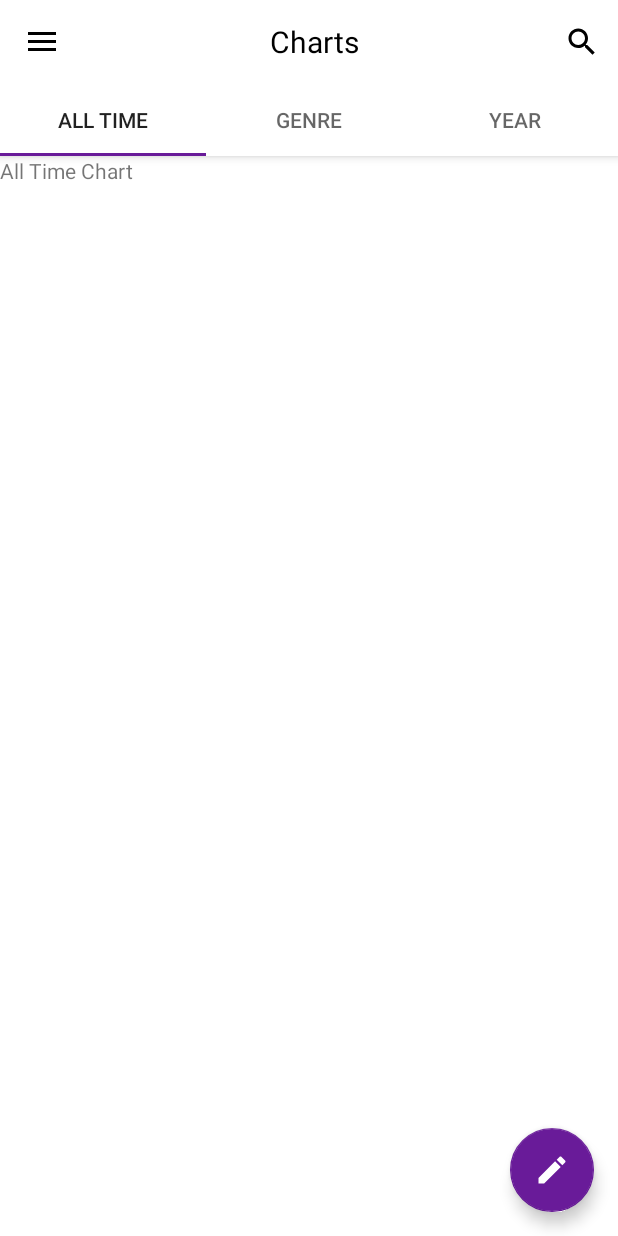
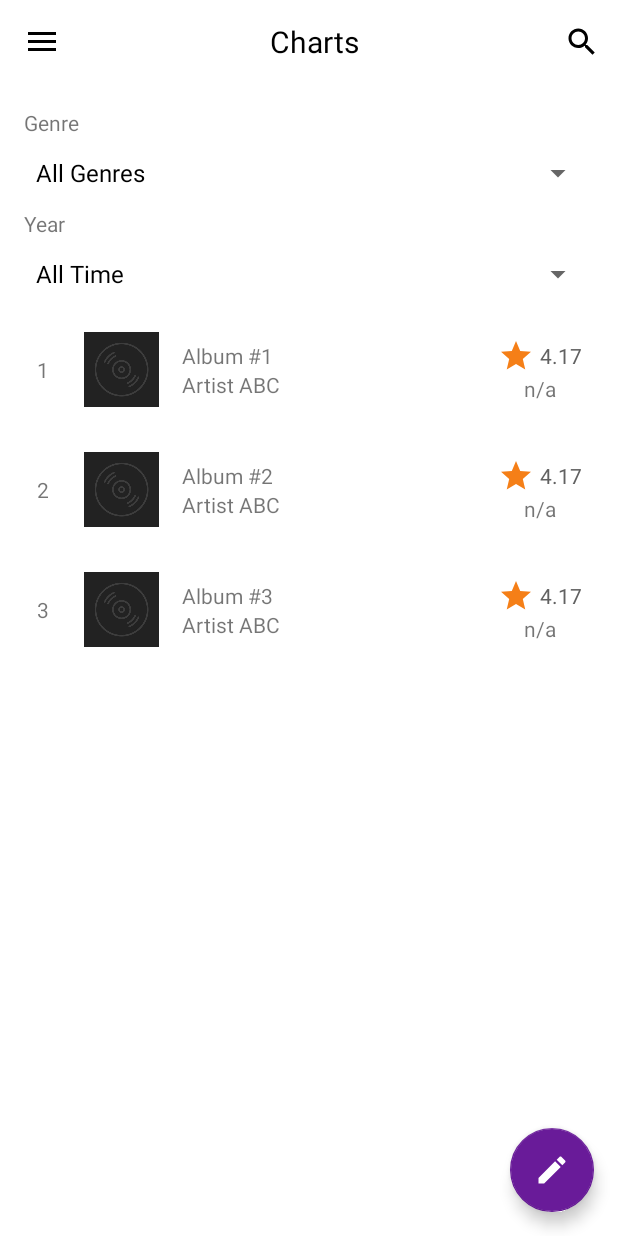
Before and after one commit to Emmeggi95/DIMA, an Android app: the screen it shows after launch (MainActivity), in the side drawer, after a tap on "Charts", on a phone screen of 412 x 824 dp. Run offline under Robolectric (Android 15) with nearby library versions, the phone set to English and light mode, and no system bars; our stand-ins replace Firebase (no records; nobody signed in at launch, a user with empty details on screens opened directly); libraries missing offline, so code that uses them is left out: com.firebase.ui; pictures from the network do not load.

Commit message:
Chart Fragment

```diff
--- a/app/src/main/java/com/dima/emmeggi95/jaycaves/me/ChartAllTimeFragment.java
+++ /dev/null
@@ -1,19 +0,0 @@
-package com.dima.emmeggi95.jaycaves.me;
-
-import android.content.Context;
-import android.net.Uri;
-import android.os.Bundle;
-import android.support.v4.app.Fragment;
-import android.view.LayoutInflater;
-import android.view.View;
-import android.view.ViewGroup;
-
-public class ChartAllTimeFragment extends Fragment {
-
-    @Override
-    public View onCreateView(LayoutInflater inflater, ViewGroup container,
-                             Bundle savedInstanceState) {
-        // Inflate the layout for this fragment
-        return inflater.inflate(R.layout.fragment_chart_all_time, container, false);
-    }
-}
--- a/app/src/main/java/com/dima/emmeggi95/jaycaves/me/ChartGenreFragment.java
+++ /dev/null
@@ -1,17 +0,0 @@
-package com.dima.emmeggi95.jaycaves.me;
-
-import android.os.Bundle;
-import android.support.v4.app.Fragment;
-import android.view.LayoutInflater;
-import android.view.View;
-import android.view.ViewGroup;
-
-public class ChartGenreFragment extends Fragment {
-
-    @Override
-    public View onCreateView(LayoutInflater inflater, ViewGroup container,
-                             Bundle savedInstanceState) {
-        // Inflate the layout for this fragment
-        return inflater.inflate(R.layout.fragment_chart_genre, container, false);
-    }
-}
--- a/app/src/main/java/com/dima/emmeggi95/jaycaves/me/ChartYearFragment.java
+++ /dev/null
@@ -1,17 +0,0 @@
-package com.dima.emmeggi95.jaycaves.me;
-
-import android.os.Bundle;
-import android.support.v4.app.Fragment;
-import android.view.LayoutInflater;
-import android.view.View;
-import android.view.ViewGroup;
-
-public class ChartYearFragment extends Fragment {
-
-    @Override
-    public View onCreateView(LayoutInflater inflater, ViewGroup container,
-                             Bundle savedInstanceState) {
-        // Inflate the layout for this fragment
-        return inflater.inflate(R.layout.fragment_chart_year, container, false);
-    }
-}
--- a/app/src/main/java/com/dima/emmeggi95/jaycaves/me/ChartsFragment.java
+++ b/app/src/main/java/com/dima/emmeggi95/jaycaves/me/ChartsFragment.java
@@ -1,19 +1,39 @@
 package com.dima.emmeggi95.jaycaves.me;
 
+import android.arch.lifecycle.Observer;
+import android.arch.lifecycle.ViewModelProviders;
 import android.os.Bundle;
-import android.support.design.widget.TabLayout;
+import android.support.annotation.Nullable;
 import android.support.v4.app.Fragment;
-import android.support.v4.view.ViewPager;
+import android.support.v7.widget.LinearLayoutManager;
+import android.support.v7.widget.RecyclerView;
 import android.view.LayoutInflater;
 import android.view.View;
 import android.view.ViewGroup;
+import android.widget.ArrayAdapter;
+import android.widget.Spinner;
 
-import com.dima.emmeggi95.jaycaves.me.layout.ChartsViewPagerAdapter;
+import com.dima.emmeggi95.jaycaves.me.entities.ChartAlbumsAdapter;
+import com.dima.emmeggi95.jaycaves.me.view_models.GenresViewModel;
+
+import java.time.Year;
+import java.util.ArrayList;
+import java.util.Calendar;
+import java.util.List;
 
 public class ChartsFragment extends Fragment {
 
-    ViewPager viewPager;
-    ChartsViewPagerAdapter adapter;
+    RecyclerView chartsRecyclerView;
+    RecyclerView.Adapter chartsAdapter;
+    RecyclerView.LayoutManager chartsLayoutManager;
+
+    Spinner genresSpinner;
+    Spinner yearsSpinner;
+
+    GenresViewModel genresViewModel;
+    List<String> years;
+
+    int FIRST_YEAR = 1950;
 
     @Override
     public View onCreateView(LayoutInflater inflater, ViewGroup container,
@@ -22,35 +42,53 @@ public class ChartsFragment extends Fragment {
         // Inflate the layout for this fragment
         View view = inflater.inflate(R.layout.fragment_charts, container, false);
 
-        viewPager = (ViewPager) view.findViewById(R.id.charts_view_pager);
-        adapter = new ChartsViewPagerAdapter(getFragmentManager());
-        viewPager.setAdapter(adapter);
+        // Set the recycler view
+        chartsRecyclerView = view.findViewById(R.id.charts_recycler_view);
 
-        TabLayout tabLayout = (TabLayout) view.findViewById(R.id.charts_tab_layout);
-        viewPager.addOnPageChangeListener(new TabLayout.TabLayoutOnPageChangeListener(tabLayout));
+        chartsLayoutManager = new LinearLayoutManager(getActivity());
 
-        tabLayout.addOnTabSelectedListener(new TabLayout.OnTabSelectedListener() {
+        // Connect to the database and download data without filters
+
+        // Temp...
+        List<Album> albumList = new ArrayList<>();
+        albumList.add(new Album("Album #1", "1995", 4.17, "Artist ABC", "Rock", ""));
+        albumList.add(new Album("Album #2", "1995", 4.17, "Artist ABC", "Rock", ""));
+        albumList.add(new Album("Album #3", "1995", 4.17, "Artist ABC", "Rock", ""));
+        chartsAdapter = new ChartAlbumsAdapter(getActivity(), albumList);
+
+        chartsRecyclerView.setLayoutManager(chartsLayoutManager);
+        chartsRecyclerView.setAdapter(chartsAdapter);
+
+        // Get spinners
+        genresSpinner = view.findViewById(R.id.genre_spinner);
+        yearsSpinner = view.findViewById(R.id.year_spinner);
+
+        // Get genres from ViewModel
+        genresViewModel = ViewModelProviders.of(getActivity()).get(GenresViewModel.class);
+
+        // Set genres to spinner
+        final Observer genresObserver = new Observer<List<String>>() {
             @Override
-            public void onTabSelected(TabLayout.Tab tab) {
-                viewPager.setCurrentItem(tab.getPosition());
-                System.out.println("Tab premuto");
+            public void onChanged(@Nullable List<String> genres) {
+                genres.add(0, getResources().getString(R.string.all_genres));
+                ArrayAdapter<String> genresArray = new ArrayAdapter<String>(getActivity(), R.layout.support_simple_spinner_dropdown_item, genres);
+                genresSpinner.setAdapter(genresArray);
             }
+        };
+        genresViewModel.getData().observe(this, genresObserver);
 
-            @Override
-            public void onTabUnselected(TabLayout.Tab tab) {
+        // Generate years
+        int currentYear = Calendar.getInstance().get(Calendar.YEAR);
+        years = new ArrayList<>();
+        years.add(getResources().getString(R.string.all_years));
+        for(int i = currentYear; i>=FIRST_YEAR; i--){
+            years.add(String.valueOf(i));
+        }
 
-            }
-
-            @Override
-            public void onTabReselected(TabLayout.Tab tab) {
-
-            }
-        });
+        // Set years to spinner
+        ArrayAdapter<String> yearsArray = new ArrayAdapter<String>(getActivity(), R.layout.support_simple_spinner_dropdown_item, years);
+        yearsSpinner.setAdapter(yearsArray);
 
         return view;
     }
-
-    public ViewPager getViewPager() {
-        return viewPager;
-    }
 }
--- a/app/src/main/java/com/dima/emmeggi95/jaycaves/me/entities/ChartAlbumsAdapter.java
+++ b/app/src/main/java/com/dima/emmeggi95/jaycaves/me/entities/ChartAlbumsAdapter.java
@@ -23,6 +23,7 @@ public class ChartAlbumsAdapter extends RecyclerView.Adapter<RecyclerView.ViewHo
     List<Album> albums;
 
     public ChartAlbumsAdapter(Context context, List<Album> albums) {
+        System.out.println(this.getClass().toString() + ": recycler adapter created.");//DEBUG
         this.context = context;
         this.albums = albums;
     }
@@ -58,7 +59,7 @@ public class ChartAlbumsAdapter extends RecyclerView.Adapter<RecyclerView.ViewHo
         final Album album = albums.get(i);
 
         // Set album info
-        ((ItemViewHolder) holder).rank.setText(i+1);
+        ((ItemViewHolder) holder).rank.setText(String.valueOf(i+1));
         ((ItemViewHolder) holder).title.setText(album.getTitle());
         ((ItemViewHolder) holder).artist.setText(album.getArtist());
         ((ItemViewHolder) holder).score.setText(String.format("%.2f", album.getScore()));
@@ -80,6 +81,6 @@ public class ChartAlbumsAdapter extends RecyclerView.Adapter<RecyclerView.ViewHo
 
     @Override
     public int getItemCount() {
-        return 0;
+        return albums.size();
     }
 }
--- a/app/src/main/java/com/dima/emmeggi95/jaycaves/me/layout/ChartsViewPagerAdapter.java
+++ /dev/null
@@ -1,36 +0,0 @@
-package com.dima.emmeggi95.jaycaves.me.layout;
-
-import android.support.v4.app.Fragment;
-import android.support.v4.app.FragmentManager;
-import android.support.v4.app.FragmentPagerAdapter;
-import android.support.v4.app.FragmentStatePagerAdapter;
-
-import com.dima.emmeggi95.jaycaves.me.ChartAllTimeFragment;
-import com.dima.emmeggi95.jaycaves.me.ChartGenreFragment;
-import com.dima.emmeggi95.jaycaves.me.ChartYearFragment;
-import com.dima.emmeggi95.jaycaves.me.LoadingFragment;
-
-public class ChartsViewPagerAdapter extends FragmentStatePagerAdapter {
-
-    public ChartsViewPagerAdapter(FragmentManager fm) {
-        super(fm);
-    }
-
-    @Override
-    public Fragment getItem(int i) {
-        switch(i){
-            case 0:
-                return new ChartAllTimeFragment();
-            case 1:
-                return new ChartGenreFragment();
-            case 2:
-                return new ChartYearFragment();
-        }
-        return null;
-    }
-
-    @Override
-    public int getCount() {
-        return 3;
-    }
-}
--- /dev/null
+++ b/app/src/main/java/com/dima/emmeggi95/jaycaves/me/view_models/GenresViewModel.java
@@ -0,0 +1,31 @@
+package com.dima.emmeggi95.jaycaves.me.view_models;
+
+import android.arch.lifecycle.LiveData;
+import android.arch.lifecycle.MutableLiveData;
+import android.arch.lifecycle.ViewModel;
+
+import java.util.ArrayList;
+import java.util.List;
+
+public class GenresViewModel extends ViewModel {
+
+    private MutableLiveData<List<String>> genres = new MutableLiveData<>();
+
+    public GenresViewModel(){
+
+        // Database connection...
+
+        // Temporary list of genres
+        List<String> listGenres = new ArrayList<>();
+        listGenres.add("Rock");
+        listGenres.add("Classical");
+        listGenres.add("Hip-Hop");
+        listGenres.add("Pop");
+        listGenres.add("Jazz");
+
+        genres.postValue(listGenres);
+
+    }
+
+    public LiveData<List<String>> getData(){ return genres; }
+}
--- a/app/src/main/res/layout/chart_album_card.xml
+++ b/app/src/main/res/layout/chart_album_card.xml
@@ -4,14 +4,15 @@
     xmlns:tools="http://schemas.android.com/tools"
     android:id="@+id/linearLayout"
     android:layout_width="match_parent"
-    android:layout_height="match_parent">
+    android:layout_height="wrap_content">
 
     <android.support.v7.widget.CardView
         android:id="@+id/chart_album_card"
         android:layout_width="match_parent"
         android:layout_height="@dimen/chart_card_height"
         android:layout_marginLeft="@dimen/layout_margin"
-        android:layout_marginRight="@dimen/layout_margin">
+        android:layout_marginRight="@dimen/layout_margin"
+        app:cardElevation="0dp">
 
         <android.support.constraint.ConstraintLayout
             android:layout_width="match_parent"
@@ -30,6 +31,7 @@
                 android:id="@+id/chart_cover_card"
                 android:layout_width="@dimen/chart_card_height"
                 android:layout_height="match_parent"
+                app:cardElevation="0dp"
                 app:layout_constraintStart_toEndOf="@+id/rank_text"
                 app:layout_constraintTop_toTopOf="parent">
 
--- a/app/src/main/res/layout/fragment_chart_all_time.xml
+++ /dev/null
@@ -1,24 +0,0 @@
-<android.support.v4.widget.NestedScrollView xmlns:android="http://schemas.android.com/apk/res/android"
-    xmlns:app="http://schemas.android.com/apk/res-auto"
-    xmlns:tools="http://schemas.android.com/tools"
-    android:layout_width="match_parent"
-    android:layout_height="match_parent"
-    tools:context="com.dima.emmeggi95.jaycaves.me.ChartAllTimeFragment" >
-
-    <LinearLayout
-        android:layout_width="match_parent"
-        android:layout_height="wrap_content"
-        android:orientation="vertical">
-
-        <TextView
-            android:id="@+id/all_time_header"
-            android:layout_width="match_parent"
-            android:layout_height="wrap_content"
-            android:text="@string/all_time_header" />
-
-        <android.support.v7.widget.RecyclerView
-            android:id="@+id/all_time_recyclerview"
-            android:layout_width="match_parent"
-            android:layout_height="match_parent" />
-    </LinearLayout>
-</android.support.v4.widget.NestedScrollView>
--- a/app/src/main/res/layout/fragment_chart_genre.xml
+++ /dev/null
@@ -1,26 +0,0 @@
-<?xml version="1.0" encoding="utf-8"?>
-<android.support.v4.widget.NestedScrollView xmlns:android="http://schemas.android.com/apk/res/android"
-    xmlns:app="http://schemas.android.com/apk/res-auto"
-    android:layout_width="match_parent"
-    android:layout_height="match_parent" >
-
-    <LinearLayout
-        android:layout_width="match_parent"
-        android:layout_height="wrap_content"
-        android:orientation="vertical">
-
-        <TextView
-            android:id="@+id/genre_header"
-            android:layout_width="match_parent"
-            android:layout_height="wrap_content"
-            android:text="@string/genre_header" />
-
-        <android.support.v7.widget.RecyclerView
-            android:id="@+id/genre_recyclerview"
-            android:layout_width="match_parent"
-            android:layout_height="match_parent" >
-
-        </android.support.v7.widget.RecyclerView>
-
-    </LinearLayout>
-</android.support.v4.widget.NestedScrollView>
--- a/app/src/main/res/layout/fragment_chart_year.xml
+++ /dev/null
@@ -1,24 +0,0 @@
-<?xml version="1.0" encoding="utf-8"?>
-<android.support.v4.widget.NestedScrollView xmlns:android="http://schemas.android.com/apk/res/android"
-    xmlns:app="http://schemas.android.com/apk/res-auto"
-    xmlns:tools="http://schemas.android.com/tools"
-    android:layout_width="match_parent"
-    android:layout_height="match_parent" >
-
-    <LinearLayout
-        android:layout_width="match_parent"
-        android:layout_height="wrap_content"
-        android:orientation="vertical">
-
-        <TextView
-            android:id="@+id/year_header"
-            android:layout_width="match_parent"
-            android:layout_height="wrap_content"
-            android:text="@string/year_header" />
-
-        <android.support.v7.widget.RecyclerView
-            android:id="@+id/year_recyclerview"
-            android:layout_width="match_parent"
-            android:layout_height="match_parent" />
-    </LinearLayout>
-</android.support.v4.widget.NestedScrollView>
--- a/app/src/main/res/layout/fragment_charts.xml
+++ b/app/src/main/res/layout/fragment_charts.xml
@@ -1,59 +1,52 @@
 <?xml version="1.0" encoding="utf-8"?>
-<RelativeLayout xmlns:android="http://schemas.android.com/apk/res/android"
+<android.support.v4.widget.NestedScrollView xmlns:android="http://schemas.android.com/apk/res/android"
     xmlns:app="http://schemas.android.com/apk/res-auto"
     android:layout_width="match_parent"
     android:layout_height="match_parent"
     android:fitsSystemWindows="true">
 
-    <android.support.v4.widget.NestedScrollView
+    <LinearLayout
         android:layout_width="match_parent"
         android:layout_height="match_parent"
-        android:fillViewport="true">
+        android:orientation="vertical">
 
         <LinearLayout
             android:layout_width="match_parent"
             android:layout_height="wrap_content"
+            android:layout_marginLeft="@dimen/layout_margin"
+            android:layout_marginTop="@dimen/layout_margin"
+            android:layout_marginRight="@dimen/layout_margin"
             android:orientation="vertical">
 
-            <android.support.design.widget.AppBarLayout
-                android:id="@+id/appbar"
+            <TextView
+                android:id="@+id/textView3"
                 android:layout_width="match_parent"
-                android:layout_height="wrap_content">
+                android:layout_height="wrap_content"
+                android:text="@string/genre_filter" />
 
-                <android.support.design.widget.TabLayout
-                    android:id="@+id/charts_tab_layout"
-                    android:layout_width="match_parent"
-                    android:layout_height="wrap_content"
-                    app:tabGravity="fill">
+            <Spinner
+                android:id="@+id/genre_spinner"
+                android:layout_width="match_parent"
+                android:layout_height="wrap_content" />
 
-                    <android.support.design.widget.TabItem
-                        android:id="@+id/tab_all_time"
-                        android:layout_width="wrap_content"
-                        android:layout_height="wrap_content"
-                        android:text="@string/tab_all_time" />
+            <TextView
+                android:id="@+id/textView5"
+                android:layout_width="match_parent"
+                android:layout_height="wrap_content"
+                android:text="@string/year_filter" />
 
-                    <android.support.design.widget.TabItem
-                        android:id="@+id/tab_genre"
-                        android:layout_width="wrap_content"
-                        android:layout_height="wrap_content"
-                        android:text="@string/tab_genre" />
-
-                    <android.support.design.widget.TabItem
-                        android:id="@+id/tab_year"
-                        android:layout_width="wrap_content"
-                        android:layout_height="wrap_content"
-                        android:text="@string/tab_year" />
-                </android.support.design.widget.TabLayout>
-            </android.support.design.widget.AppBarLayout>
-
-            <android.support.v4.view.ViewPager
-                android:id="@+id/charts_view_pager"
+            <Spinner
+                android:id="@+id/year_spinner"
                 android:layout_width="match_parent"
-                android:layout_height="match_parent"
-                android:visibility="visible" />
+                android:layout_height="wrap_content" />
 
         </LinearLayout>
 
-    </android.support.v4.widget.NestedScrollView>
+        <android.support.v7.widget.RecyclerView
+            android:id="@+id/charts_recycler_view"
+            android:layout_width="match_parent"
+            android:layout_height="match_parent" />
 
-</RelativeLayout>
+    </LinearLayout>
+
+</android.support.v4.widget.NestedScrollView>
--- a/app/src/main/res/values/strings.xml
+++ b/app/src/main/res/values/strings.xml
@@ -135,13 +135,11 @@
     <string name="artist_album_date_default">Date</string>
 
     <!--Charts Fragment-->
-    <string name="tab_all_time">All Time</string>
-    <string name="tab_genre">Genre</string>
-    <string name="tab_year">Year</string>
+    <string name="genre_filter">Genre</string>
+    <string name="year_filter">Year</string>
     <string name="votes_number_text_default">0 v.</string>
-    <string name="all_time_header">All Time Chart</string>
-    <string name="genre_header">Chart per genre</string>
-    <string name="year_header">Chart per year</string>
+    <string name="all_years">All Time</string>
+    <string name="all_genres">All Genres</string>
 
     <!--Miscellaneous-->
     <string name="long_text">
```
